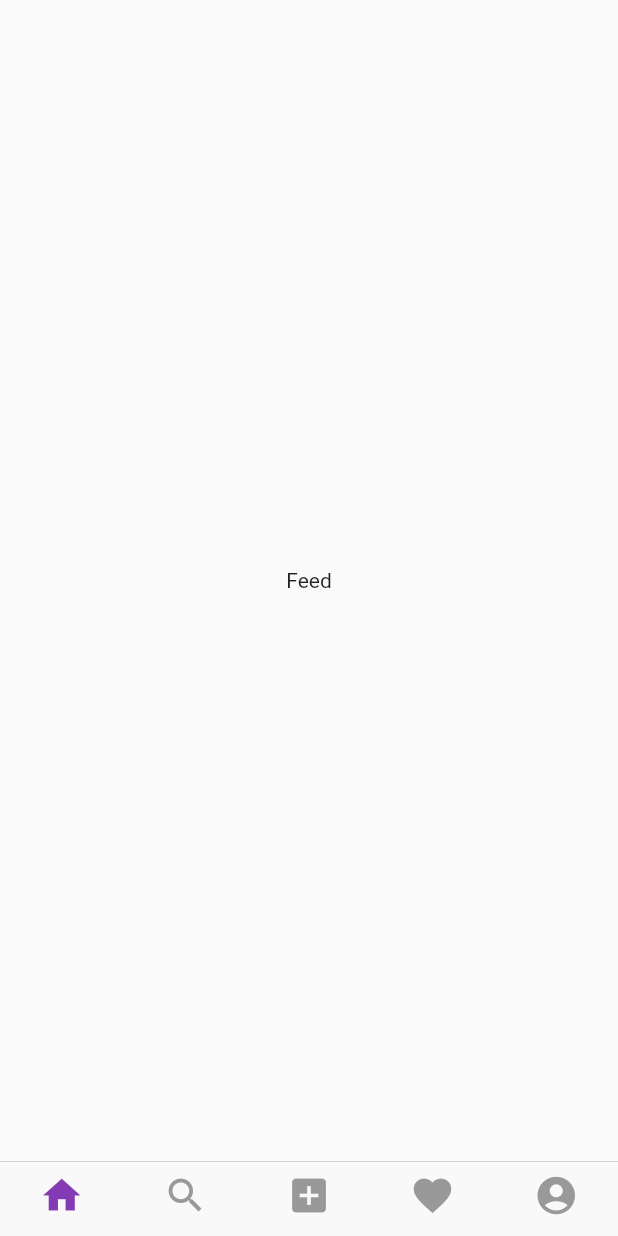
After one commit to FirdavsSayidov/flutter_instagram, a Flutter app: the HomePage screen opened by its route, item 2 of the bottom bar chosen, after a tap on the "home" icon, on a phone screen of 412 x 824 dp. The commit adds this screen. Run offline on Flutter 3.47's test engine with Material 2 defaults, Android fonts, the phone set to English and light mode, and no system bars; our stand-ins replace image_picker.

Commit message:
instagram 2

```diff
--- a/lib/main.dart
+++ b/lib/main.dart
@@ -1,4 +1,5 @@
 import 'package:flutter/material.dart';
+import 'package:flutter_instagram/pages/home_page.dart';
 import 'package:flutter_instagram/pages/signIn_page.dart';
 import 'package:flutter_instagram/pages/signUp_page.dart';
 import 'package:flutter_instagram/pages/splash_page.dart';
@@ -23,7 +24,8 @@ class MyApp extends StatelessWidget {
       routes: {
         SplashPage.id:(context) => SplashPage(),
         SignInPage.id:(context) => SignInPage(),
-        SignUpPage.id:(context) => SignUpPage()
+        SignUpPage.id:(context) => SignUpPage(),
+        HomePage.id:(context) => HomePage()
       },
     );
   }
--- /dev/null
+++ b/lib/pages/home_page.dart
@@ -0,0 +1,80 @@
+import 'package:flutter/cupertino.dart';
+import 'package:flutter/material.dart';
+import 'package:flutter_instagram/pages/myfeedPage.dart';
+import 'package:flutter_instagram/pages/mylikes_page.dart';
+import 'package:flutter_instagram/pages/myprofil_page.dart';
+import 'package:flutter_instagram/pages/mysearch_page.dart';
+import 'package:flutter_instagram/pages/myupload_page.dart';
+
+class HomePage extends StatefulWidget {
+  const HomePage({Key? key}) : super(key: key);
+  static const String id = 'HomePage';
+
+  @override
+  State<HomePage> createState() => _HomePageState();
+}
+
+class _HomePageState extends State<HomePage> {
+     var _pageController = PageController();
+  int _currentTap = 0;
+  @override
+  void initState() {
+    // TODO: implement initState
+    super.initState();
+    _pageController = PageController();
+
+  }
+  @override
+  Widget build(BuildContext context) {
+    return Scaffold(
+      body: PageView(controller: _pageController,
+        children: [
+          MyFeedPage(),
+          MySearchPage(),
+          MyUploadPage(),
+          MyLikesPage(),
+          MyProfilPage()
+        ],
+        onPageChanged: (int index){
+        setState(() {
+          _currentTap = index;
+        });
+        },
+      ),
+      bottomNavigationBar: CupertinoTabBar(
+        activeColor: Color.fromRGBO(131, 58, 180, 1),
+        currentIndex: _currentTap,
+        onTap: (int index){
+          setState(() {
+            _currentTap = index;
+            _pageController.animateToPage(index, duration: Duration(milliseconds: 200), curve: Curves.easeIn);
+          });
+        }, items: [
+          BottomNavigationBarItem(
+          icon: Icon(Icons.home),
+            backgroundColor: Colors.grey,
+
+      ),
+        BottomNavigationBarItem(
+          icon: Icon(Icons.search),
+          backgroundColor: Colors.grey,
+
+        ),  BottomNavigationBarItem(
+          icon: Icon(Icons.add_box),
+          backgroundColor: Colors.grey,
+
+        ),
+        BottomNavigationBarItem(
+          icon: Icon(Icons.favorite),
+          backgroundColor: Colors.grey,
+
+        ),  BottomNavigationBarItem(
+          icon: Icon(Icons.account_circle),
+          backgroundColor: Colors.grey,
+
+        )
+      ],
+      ),
+    );
+  }
+}
--- /dev/null
+++ b/lib/pages/myfeedPage.dart
@@ -0,0 +1,19 @@
+import 'package:flutter/material.dart';
+
+class MyFeedPage extends StatefulWidget {
+  const MyFeedPage({Key? key}) : super(key: key);
+
+  @override
+  State<MyFeedPage> createState() => _MyFeedPageState();
+}
+
+class _MyFeedPageState extends State<MyFeedPage> {
+  @override
+  Widget build(BuildContext context) {
+    return Scaffold(
+      body: Center(
+        child: Text('Feed'),
+      ),
+    );
+  }
+}
--- /dev/null
+++ b/lib/pages/mylikes_page.dart
@@ -0,0 +1,17 @@
+import 'package:flutter/material.dart';
+
+class MyLikesPage extends StatefulWidget {
+  const MyLikesPage({Key? key}) : super(key: key);
+
+  @override
+  State<MyLikesPage> createState() => _MyLikesPageState();
+}
+
+class _MyLikesPageState extends State<MyLikesPage> {
+  @override
+  Widget build(BuildContext context) {
+    return Scaffold(
+      body: Center(child: Text('Likes'),),
+    );
+  }
+}
--- /dev/null
+++ b/lib/pages/myprofil_page.dart
@@ -0,0 +1,19 @@
+import 'package:flutter/material.dart';
+
+class MyProfilPage extends StatefulWidget {
+  const MyProfilPage({Key? key}) : super(key: key);
+
+  @override
+  State<MyProfilPage> createState() => _MyProfilPageState();
+}
+
+class _MyProfilPageState extends State<MyProfilPage> {
+  @override
+  Widget build(BuildContext context) {
+    return Scaffold(
+      body: Center(
+        child: Text('Profil'),
+      ),
+    );
+  }
+}
--- /dev/null
+++ b/lib/pages/mysearch_page.dart
@@ -0,0 +1,19 @@
+import 'package:flutter/material.dart';
+
+class MySearchPage extends StatefulWidget {
+  const MySearchPage({Key? key}) : super(key: key);
+
+  @override
+  State<MySearchPage> createState() => _MySearchPageState();
+}
+
+class _MySearchPageState extends State<MySearchPage> {
+  @override
+  Widget build(BuildContext context) {
+    return Scaffold(
+      body: Center(
+        child: Text('Search'),
+      ),
+    );
+  }
+}
--- /dev/null
+++ b/lib/pages/myupload_page.dart
@@ -0,0 +1,85 @@
+import 'dart:io';
+
+import 'package:flutter/material.dart';
+import 'package:image_picker/image_picker.dart';
+
+
+class MyUploadPage extends StatefulWidget {
+  const MyUploadPage({Key? key}) : super(key: key);
+
+  @override
+  State<MyUploadPage> createState() => _MyUploadPageState();
+}
+
+class _MyUploadPageState extends State<MyUploadPage> {
+  var captionController = TextEditingController();
+
+  File? _image;
+  final picker = ImagePicker();
+
+  Future _getImage() async {
+    final pickedFile = await picker.pickImage(source: ImageSource.gallery);
+
+    setState(() {
+      if (pickedFile != null) {
+        _image = File(pickedFile.path);
+      } else {
+        print('No image selected.');
+      }
+    });
+  }
+  @override
+  Widget build(BuildContext context) {
+    return Scaffold(backgroundColor: Colors.white,
+    appBar: AppBar(
+      elevation: 0,
+      title: Text('Upload',style: TextStyle(color: Colors.black,fontFamily: 'Billabong',fontSize: 30),),
+      backgroundColor: Colors.white,
+    actions: [
+      IconButton(onPressed: (){
+        setState(() {
+          _image = null;
+        });
+      }, icon: Icon(Icons.post_add,color: Colors.red,))
+    ],
+    ),
+      body: SingleChildScrollView(
+        child: Column(
+          children: [
+            GestureDetector(onTap: (){
+              _getImage();
+            },
+              child: Container(
+                width: double.infinity,
+                height: MediaQuery.of(context).size.width,
+                color: Colors.grey.shade300,
+                child: _image ==null ? Center(
+                  child: Icon(Icons.add_a_photo,size: 50,color: Colors.grey,),
+                ):
+                    Stack(
+                      children: [
+                        Image.file(_image!,width: double.infinity,height: double.infinity,fit: BoxFit.cover,)
+                      ],
+                    )
+              ),
+            ),
+            Container(
+              margin: EdgeInsets.only(left: 10,right: 10,top: 10),
+              child: TextField(controller: captionController,
+                style: TextStyle(color: Colors.black),
+                keyboardType: TextInputType.multiline,
+                minLines: 1,
+                maxLines: 5,
+                decoration: InputDecoration(
+                  hintText: 'Caption',
+                  hintStyle: TextStyle(fontSize: 17,color: Colors.black38),
+                ),
+              ),
+            )
+
+          ],
+        ),
+      ),
+    );
+  }
+}
--- a/pubspec.yaml
+++ b/pubspec.yaml
@@ -11,6 +11,7 @@ dependencies:
     sdk: flutter
 
   cupertino_icons: ^1.0.2
+  image_picker:
 
 dev_dependencies:
   flutter_test:
```
Also changed, not shown: lib/pages/signIn_page.dart (+6 -4 lines), lib/pages/signUp_page.dart (+7 -1 lines), pubspec.lock, 5 other files.
